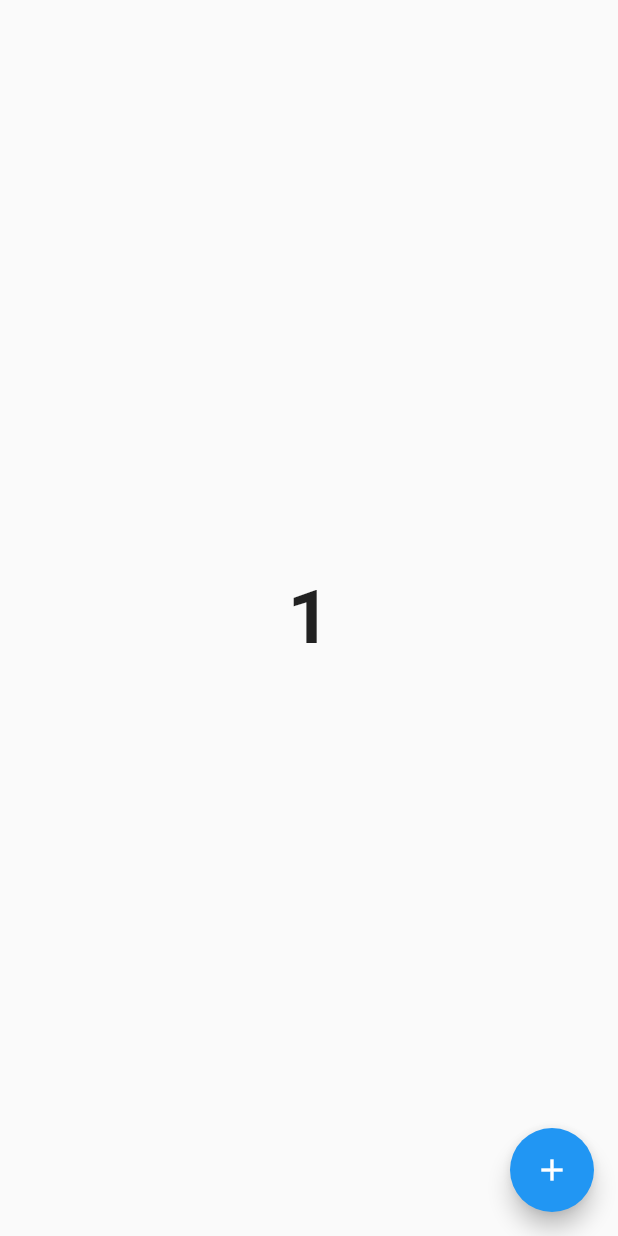
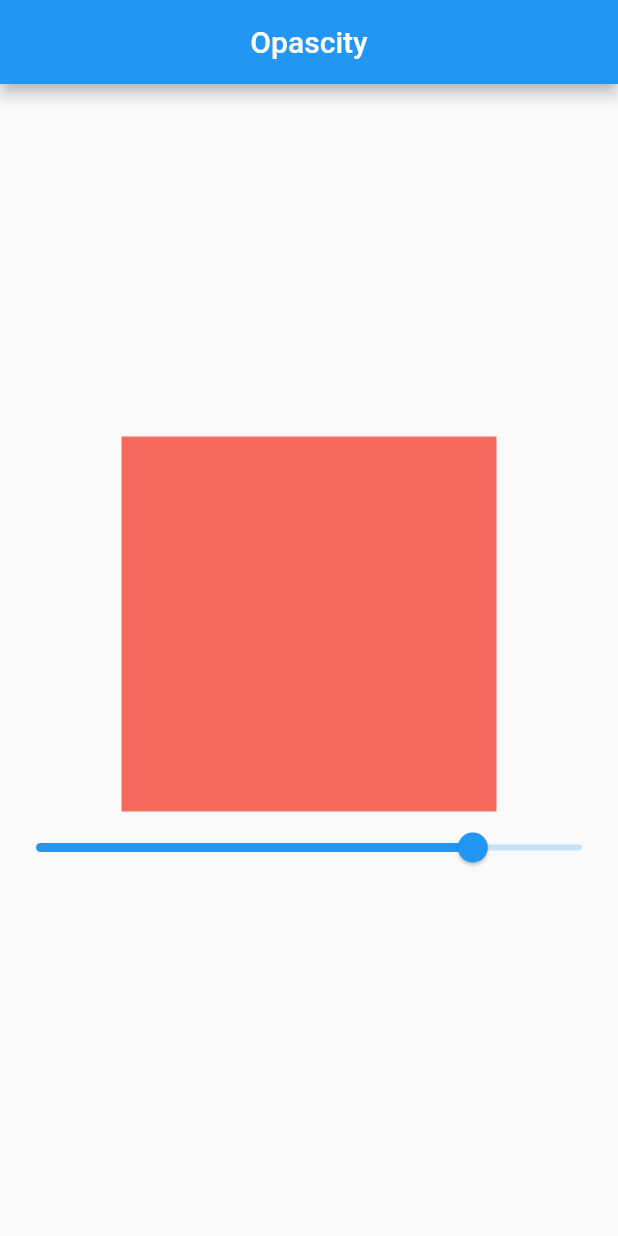
Before and after one commit to Shahabmustafa/Flutter_Getx_Beginner, a Flutter app: the screen it shows after launch, on a phone screen of 412 x 824 dp. Run offline on Flutter 3.47's test engine with Material 2 defaults, Android fonts, the phone set to English and light mode, and no system bars; our stand-ins replace get.

Commit message:
Getx Slide State Management

```diff
--- /dev/null
+++ b/lib/State Mangement/color_opacity.dart
@@ -0,0 +1,50 @@
+import 'package:flutter/cupertino.dart';
+import 'package:flutter/material.dart';
+import 'package:flutter_getx_begginer/State%20Mangement/color_opacity_controller.dart';
+import 'package:get/get.dart';
+import 'package:get/get_core/src/get_main.dart';
+
+class ExampleTwo extends StatefulWidget {
+  const ExampleTwo({Key? key}) : super(key: key);
+
+  @override
+  State<ExampleTwo> createState() => _ExampleTwoState();
+}
+
+class _ExampleTwoState extends State<ExampleTwo> {
+
+  final ExampleTwoController controller = Get.put(ExampleTwoController());
+
+  @override
+  Widget build(BuildContext context) {
+    print('build');
+    return Scaffold(
+      appBar: AppBar(
+        title: Text('Opascity'),
+        centerTitle: true,
+      ),
+      body: Column(
+        mainAxisAlignment: MainAxisAlignment.center,
+        children: [
+          Obx((){
+            return Center(
+              child: Container(
+                color: Colors.red.withOpacity(controller.opasity.value),
+                height: 250.0,
+                width: 250.0,
+              ),
+            );
+          }),
+          Obx((){
+            return Slider(
+              value: controller.opasity.value,
+              onChanged: (value){
+                controller.setOpasity(value);
+              },
+            );
+          }),
+        ],
+      ),
+    );
+  }
+}
--- /dev/null
+++ b/lib/State Mangement/color_opacity_controller.dart
@@ -0,0 +1,9 @@
+import 'package:get/get.dart';
+
+class ExampleTwoController extends GetxController{
+  RxDouble opasity = .8.obs;
+
+  setOpasity(double value){
+    opasity.value = value;
+  }
+}
--- a/lib/main.dart
+++ b/lib/main.dart
@@ -1,10 +1,13 @@
 import 'package:flutter/material.dart';
+import 'package:flutter_getx_begginer/State%20Mangement/color_opacity_controller.dart';
 import 'package:flutter_getx_begginer/State%20Mangement/counter.dart';
 import 'package:flutter_getx_begginer/home_screen.dart';
 import 'package:flutter_getx_begginer/languages.dart';
 import 'package:flutter_getx_begginer/second_screen.dart';
 import 'package:flutter_getx_begginer/third_screen.dart';
 import 'package:get/get_navigation/get_navigation.dart';
+
+import 'State Mangement/color_opacity.dart';
 
 void main() {
   runApp(const MyApp());
@@ -27,7 +30,7 @@ class MyApp extends StatelessWidget {
       ),
       // home: HomeScreen(),
       getPages: [
-        GetPage(name: '/', page: () => CounterPage()),
+        GetPage(name: '/', page: () => ExampleTwo()),
         GetPage(name: '/secondscreen', page: () => SecondPage()),
         GetPage(name: '/thirdscreen', page: () => ThiredScreen()),
       ],
```
